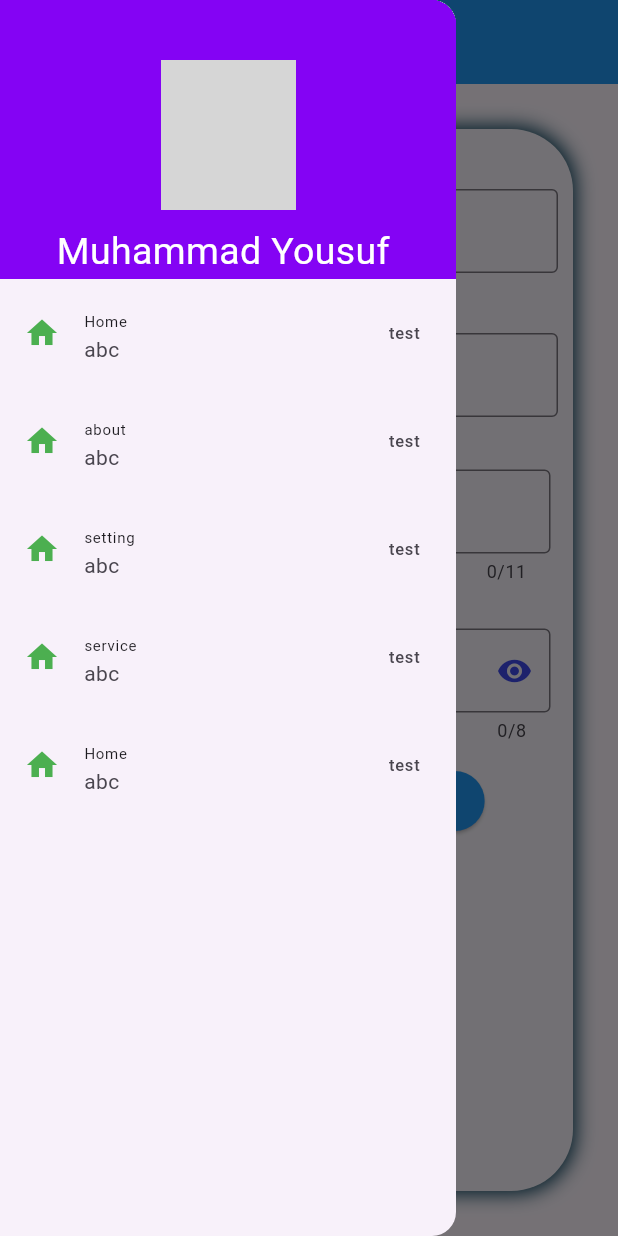
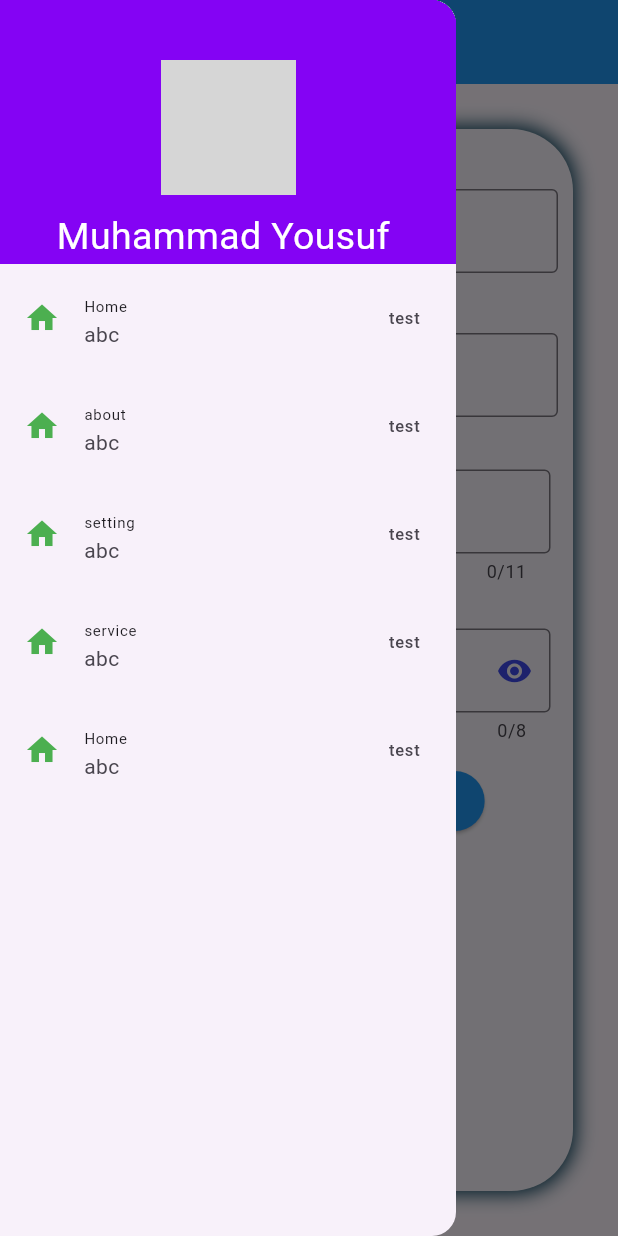
Before and after one commit to MuhammadYousufbhimla/FrirstApp, a Flutter app: the screen it shows after launch, with the side drawer open, on a phone screen of 412 x 824 dp. Run offline on Flutter 3.47's test engine with Material 3 defaults, Android fonts, the light colour scheme and no system bars; network calls fail; grey boxes are pictures that could not be loaded.

Commit message:
height changes

```diff
--- a/lib/Signup.dart
+++ b/lib/Signup.dart
@@ -47,7 +47,7 @@ class _SignupState extends State<Signup> {
               child: Column(
                 children: [
                 Container(
-                  height: 100,
+                  height: 90,
                   width: 90,
                   margin: EdgeInsets.only(top: 40,bottom: 10),
                   decoration: BoxDecoration(
```
